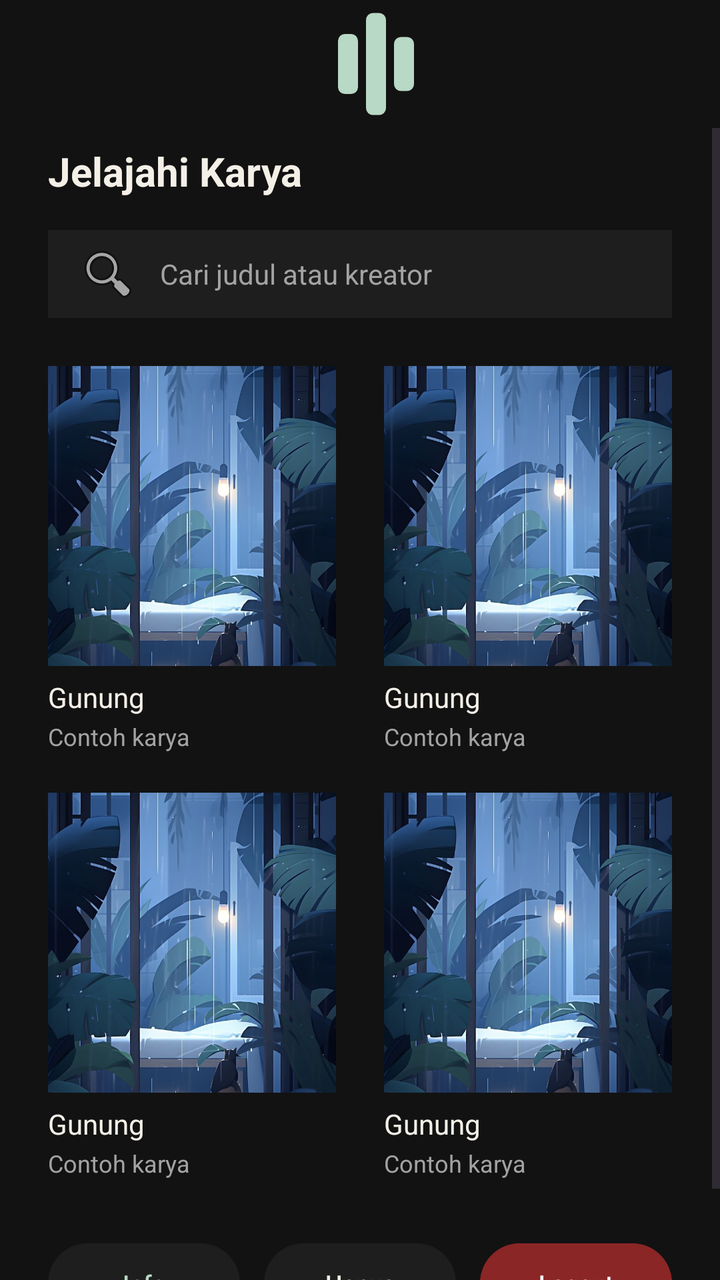
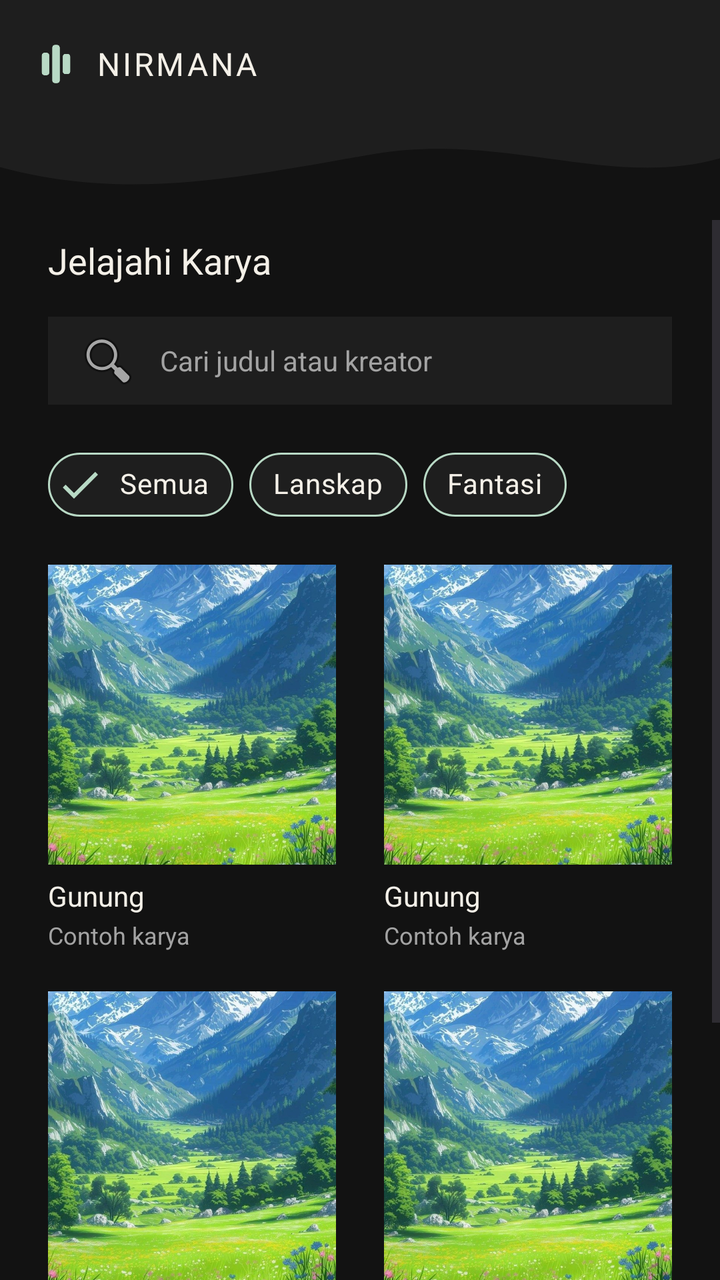

Screens rendered from an Android XML layout before and after an edit, with the pre-edit source and the edit as a unified diff.
<!-- AndroidManifest.xml: application theme Theme.Zaki_Yasri_3TIB -->
<!-- res/layout/fragment_home.xml -->
<?xml version="1.0" encoding="utf-8"?>
<androidx.constraintlayout.widget.ConstraintLayout xmlns:android="http://schemas.android.com/apk/res/android"
    xmlns:app="http://schemas.android.com/apk/res-auto"
    android:layout_width="match_parent"
    android:layout_height="match_parent"
    android:background="@color/nirmana_bg_dark">


    <androidx.appcompat.widget.Toolbar
        android:id="@+id/toolbar"
        android:layout_width="match_parent"
        android:layout_height="?attr/actionBarSize"
        android:background="@color/nirmana_bg_dark"
        app:layout_constraintTop_toTopOf="parent"
        app:logo="@drawable/logo_nirmana_icon"
        app:title="  NIRMANA"
        app:titleTextColor="@color/nirmana_cream" />

    <ScrollView
        android:layout_width="match_parent"
        android:layout_height="0dp"
        android:fillViewport="true"
        app:layout_constraintBottom_toBottomOf="parent"
        app:layout_constraintTop_toBottomOf="@+id/toolbar">

        <androidx.constraintlayout.widget.ConstraintLayout
            android:layout_width="match_parent"
            android:layout_height="wrap_content"
            android:paddingBottom="24dp">


            <TextView
                android:id="@+id/tvWelcome"
                android:layout_width="wrap_content"
                android:layout_height="wrap_content"
                android:layout_marginStart="24dp"
                android:layout_marginTop="8dp"
                android:text="Jelajahi Karya"
                android:textColor="@color/nirmana_cream"
                android:textSize="20sp"
                android:textStyle="bold"
                app:layout_constraintStart_toStartOf="parent"
                app:layout_constraintTop_toTopOf="parent" />


            <EditText
                android:id="@+id/etSearchGaleri"
                android:layout_width="0dp"
                android:layout_height="44dp"
                android:layout_marginHorizontal="24dp"
                android:layout_marginTop="16dp"
                android:background="@color/nirmana_surface_dark"
                android:drawableStart="@android:drawable/ic_menu_search"
                android:drawablePadding="10dp"
                android:hint="Cari judul atau kreator"
                android:inputType="text"
                android:paddingHorizontal="14dp"
                android:textColor="@color/nirmana_cream"
                android:textColorHint="@color/nirmana_gray"
                android:textSize="14sp"
                app:layout_constraintEnd_toEndOf="parent"
                app:layout_constraintStart_toStartOf="parent"
                app:layout_constraintTop_toBottomOf="@+id/tvWelcome" />


            <com.google.android.material.card.MaterialCardView
                android:id="@+id/cardKarya1"
                android:layout_width="0dp"
                android:layout_height="wrap_content"
                android:layout_marginStart="24dp"
                android:layout_marginTop="24dp"
                android:layout_marginEnd="12dp"
                android:clickable="true"
                android:focusable="true"
                app:cardBackgroundColor="@color/nirmana_bg_dark"
                app:cardCornerRadius="0dp"
                app:cardElevation="0dp"
                app:layout_constraintEnd_toStartOf="@+id/cardKarya2"
                app:layout_constraintStart_toStartOf="parent"
                app:layout_constraintTop_toBottomOf="@+id/etSearchGaleri"
                app:strokeWidth="0dp">

                <LinearLayout
                    android:layout_width="match_parent"
                    android:layout_height="wrap_content"
                    android:orientation="vertical">

                    <ImageView
                        android:layout_width="match_parent"
                        android:layout_height="150dp"
                        android:scaleType="centerCrop"
                        app:srcCompat="@drawable/tenang" />

                    <TextView
                        android:layout_width="wrap_content"
                        android:layout_height="wrap_content"
                        android:layout_marginTop="6dp"
                        android:text="Gunung"
                        android:textColor="@color/nirmana_cream"
                        android:textSize="14sp" />

                    <TextView
                        android:layout_width="wrap_content"
                        android:layout_height="wrap_content"
                        android:layout_marginTop="2dp"
                        android:text="Contoh karya"
                        android:textColor="@color/nirmana_gray"
                        android:textSize="12sp" />
                </LinearLayout>
            </com.google.android.material.card.MaterialCardView>

            <com.google.android.material.card.MaterialCardView
                android:id="@+id/cardKarya2"
                android:layout_width="0dp"
                android:layout_height="wrap_content"
                android:layout_marginStart="12dp"
                android:layout_marginTop="24dp"
                android:layout_marginEnd="24dp"
                android:clickable="true"
                android:focusable="true"
                app:cardBackgroundColor="@color/nirmana_bg_dark"
                app:cardCornerRadius="0dp"
                app:cardElevation="0dp"
                app:layout_constraintEnd_toEndOf="parent"
                app:layout_constraintStart_toEndOf="@+id/cardKarya1"
                app:layout_constraintTop_toBottomOf="@+id/etSearchGaleri"
                app:strokeWidth="0dp">

                <LinearLayout
                    android:layout_width="match_parent"
                    android:layout_height="wrap_content"
                    android:orientation="vertical">

                    <ImageView
                        android:layout_width="match_parent"
                        android:layout_height="150dp"
                        android:scaleType="centerCrop"
                        app:srcCompat="@drawable/tenang" />

                    <TextView
                        android:layout_width="wrap_content"
                        android:layout_height="wrap_content"
                        android:layout_marginTop="6dp"
                        android:text="Gunung"
                        android:textColor="@color/nirmana_cream"
                        android:textSize="14sp" />

                    <TextView
                        android:layout_width="wrap_content"
                        android:layout_height="wrap_content"
                        android:layout_marginTop="2dp"
                        android:text="Contoh karya"
                        android:textColor="@color/nirmana_gray"
                        android:textSize="12sp" />
                </LinearLayout>
            </com.google.android.material.card.MaterialCardView>


            <com.google.android.material.card.MaterialCardView
                android:id="@+id/cardKarya3"
                android:layout_width="0dp"
                android:layout_height="wrap_content"
                android:layout_marginStart="24dp"
                android:layout_marginTop="20dp"
                android:layout_marginEnd="12dp"
                android:clickable="true"
                android:focusable="true"
                app:cardBackgroundColor="@color/nirmana_bg_dark"
                app:cardCornerRadius="0dp"
                app:cardElevation="0dp"
                app:layout_constraintEnd_toStartOf="@+id/cardKarya4"
                app:layout_constraintStart_toStartOf="parent"
                app:layout_constraintTop_toBottomOf="@+id/cardKarya1"
                app:strokeWidth="0dp">

                <LinearLayout
                    android:layout_width="match_parent"
                    android:layout_height="wrap_content"
                    android:orientation="vertical">

                    <ImageView
                        android:layout_width="match_parent"
                        android:layout_height="150dp"
                        android:scaleType="centerCrop"
                        app:srcCompat="@drawable/tenang" />

                    <TextView
                        android:layout_width="wrap_content"
                        android:layout_height="wrap_content"
                        android:layout_marginTop="6dp"
                        android:text="Gunung"
                        android:textColor="@color/nirmana_cream"
                        android:textSize="14sp" />

                    <TextView
                        android:layout_width="wrap_content"
                        android:layout_height="wrap_content"
                        android:layout_marginTop="2dp"
                        android:text="Contoh karya"
                        android:textColor="@color/nirmana_gray"
                        android:textSize="12sp" />
                </LinearLayout>
            </com.google.android.material.card.MaterialCardView>

            <com.google.android.material.card.MaterialCardView
                android:id="@+id/cardKarya4"
                android:layout_width="0dp"
                android:layout_height="wrap_content"
                android:layout_marginStart="12dp"
                android:layout_marginTop="20dp"
                android:layout_marginEnd="24dp"
                android:clickable="true"
                android:focusable="true"
                app:cardBackgroundColor="@color/nirmana_bg_dark"
                app:cardCornerRadius="0dp"
                app:cardElevation="0dp"
                app:layout_constraintEnd_toEndOf="parent"
                app:layout_constraintStart_toEndOf="@+id/cardKarya3"
                app:layout_constraintTop_toBottomOf="@+id/cardKarya2"
                app:strokeWidth="0dp">

                <LinearLayout
                    android:layout_width="match_parent"
                    android:layout_height="wrap_content"
                    android:orientation="vertical">

                    <ImageView
                        android:layout_width="match_parent"
                        android:layout_height="150dp"
                        android:scaleType="centerCrop"
                        app:srcCompat="@drawable/tenang" />

                    <TextView
                        android:layout_width="wrap_content"
                        android:layout_height="wrap_content"
                        android:layout_marginTop="6dp"
                        android:text="Gunung"
                        android:textColor="@color/nirmana_cream"
                        android:textSize="14sp" />

                    <TextView
                        android:layout_width="wrap_content"
                        android:layout_height="wrap_content"
                        android:layout_marginTop="2dp"
                        android:text="Contoh karya"
                        android:textColor="@color/nirmana_gray"
                        android:textSize="12sp" />
                </LinearLayout>
            </com.google.android.material.card.MaterialCardView>


            <LinearLayout
                android:layout_width="0dp"
                android:layout_height="wrap_content"
                android:layout_marginHorizontal="24dp"
                android:layout_marginTop="28dp"
                android:gravity="center"
                android:orientation="horizontal"
                app:layout_constraintEnd_toEndOf="parent"
                app:layout_constraintStart_toStartOf="parent"
                app:layout_constraintTop_toBottomOf="@+id/cardKarya3">

                <Button
                    android:id="@+id/btnSnackbar"
                    android:layout_width="0dp"
                    android:layout_height="wrap_content"
                    android:layout_marginEnd="6dp"
                    android:layout_weight="1"
                    android:backgroundTint="@color/nirmana_surface_dark"
                    android:text="Info"
                    android:textColor="@color/nirmana_mint"
                    android:textSize="12sp" />

                <Button
                    android:id="@+id/btnAlert"
                    android:layout_width="0dp"
                    android:layout_height="wrap_content"
                    android:layout_marginHorizontal="6dp"
                    android:layout_weight="1"
                    android:backgroundTint="@color/nirmana_surface_dark"
                    android:text="Hapus"
                    android:textColor="@color/nirmana_cream"
                    android:textSize="12sp" />

                <Button
                    android:id="@+id/btnLogout"
                    android:layout_width="0dp"
                    android:layout_height="wrap_content"
                    android:layout_marginStart="6dp"
                    android:layout_weight="1"
                    android:backgroundTint="#8B2626"
                    android:text="Logout"
                    android:textColor="@color/white"
                    android:textSize="12sp" />
            </LinearLayout>

        </androidx.constraintlayout.widget.ConstraintLayout>
    </ScrollView>

</androidx.constraintlayout.widget.ConstraintLayout>
<!-- resources referenced by this layout -->
<resources>
  <color name="nirmana_bg_dark">#121212</color>
  <color name="nirmana_cream">#F4F0E8</color>
  <color name="nirmana_gray">#A3A3A3</color>
  <color name="nirmana_mint">#B8D9C5</color>
  <color name="nirmana_surface_dark">#1E1E1E</color>
  <color name="white">#FFFFFFFF</color>
  <!-- drawable logo_nirmana_icon (drawable) -->
  <vector xmlns:android="http://schemas.android.com/apk/res/android"
      android:width="512dp"
      android:height="512dp"
      android:viewportWidth="512"
      android:viewportHeight="512">
    <path
        android:pathData="M132,136L156,136A28,28 0,0 1,184 164L184,348A28,28 0,0 1,156 376L132,376A28,28 0,0 1,104 348L104,164A28,28 0,0 1,132 136z"
        android:fillColor="#B8D9C5"/>
    <path
        android:pathData="M244,52L268,52A28,28 0,0 1,296 80L296,432A28,28 0,0 1,268 460L244,460A28,28 0,0 1,216 432L216,80A28,28 0,0 1,244 52z"
        android:fillColor="#B8D9C5"/>
    <path
        android:pathData="M356,148L380,148A28,28 0,0 1,408 176L408,336A28,28 0,0 1,380 364L356,364A28,28 0,0 1,328 336L328,176A28,28 0,0 1,356 148z"
        android:fillColor="#B8D9C5"/>
  </vector>
  <!-- drawable tenang: jpg bitmap (drawable, 94549 bytes) -->
  <style name="Theme.Zaki_Yasri_3TIB" parent="Base.Theme.Zaki_Yasri_3TIB" />
  <style name="Base.Theme.Zaki_Yasri_3TIB" parent="Theme.Material3.DayNight.NoActionBar">
          
          
      </style>
</resources>

<!-- the commit's change to res/layout/fragment_home.xml (unified diff, before → after) -->
@@ -6,29 +6,60 @@
     android:background="@color/nirmana_bg_dark">
 
 
+    <View
+        android:id="@+id/background_header"
+        android:layout_width="0dp"
+        android:layout_height="110dp"
+        android:background="@drawable/bg_header_wave"
+        app:layout_constraintEnd_toEndOf="parent"
+        app:layout_constraintStart_toStartOf="parent"
+        app:layout_constraintTop_toTopOf="parent" />
+
     <androidx.appcompat.widget.Toolbar
         android:id="@+id/toolbar"
         android:layout_width="match_parent"
         android:layout_height="?attr/actionBarSize"
-        android:background="@color/nirmana_bg_dark"
-        app:layout_constraintTop_toTopOf="parent"
-        app:logo="@drawable/logo_nirmana_icon"
-        app:title="  NIRMANA"
-        app:titleTextColor="@color/nirmana_cream" />
+        android:background="@android:color/transparent"
+        android:theme="@style/ThemeOverlay.AppCompat.Dark.ActionBar"
+        app:popupTheme="@style/ThemeOverlay.AppCompat.Light"
+        app:layout_constraintTop_toTopOf="parent">
+
+        <LinearLayout
+            android:layout_width="wrap_content"
+            android:layout_height="match_parent"
+            android:gravity="center_vertical"
+            android:orientation="horizontal">
+
+            <ImageView
+                android:layout_width="24dp"
+                android:layout_height="24dp"
+                android:contentDescription="Logo NIRMANA"
+                app:srcCompat="@drawable/logo_nirmana_icon" />
+
+            <TextView
+                android:layout_width="wrap_content"
+                android:layout_height="wrap_content"
+                android:layout_marginStart="8dp"
+                android:fontFamily="@font/masfuad"
+                android:letterSpacing="0.08"
+                android:text="NIRMANA"
+                android:textColor="@color/nirmana_cream"
+                android:textSize="16sp" />
+        </LinearLayout>
+    </androidx.appcompat.widget.Toolbar>
 
     <ScrollView
         android:layout_width="match_parent"
         android:layout_height="0dp"
         android:fillViewport="true"
         app:layout_constraintBottom_toBottomOf="parent"
-        app:layout_constraintTop_toBottomOf="@+id/toolbar">
+        app:layout_constraintTop_toBottomOf="@+id/background_header">
 
         <androidx.constraintlayout.widget.ConstraintLayout
             android:layout_width="match_parent"
             android:layout_height="wrap_content"
             android:paddingBottom="24dp">
 
-
             <TextView
                 android:id="@+id/tvWelcome"
                 android:layout_width="wrap_content"
@@ -37,11 +68,9 @@
                 android:layout_marginTop="8dp"
                 android:text="Jelajahi Karya"
                 android:textColor="@color/nirmana_cream"
-                android:textSize="20sp"
-                android:textStyle="bold"
+                android:textSize="18sp"
                 app:layout_constraintStart_toStartOf="parent"
                 app:layout_constraintTop_toTopOf="parent" />
-
 
             <EditText
                 android:id="@+id/etSearchGaleri"
@@ -63,12 +92,61 @@
                 app:layout_constraintTop_toBottomOf="@+id/tvWelcome" />
 
 
+            <com.google.android.material.chip.ChipGroup
+                android:id="@+id/chipGroupFilter"
+                android:layout_width="wrap_content"
+                android:layout_height="wrap_content"
+                android:layout_marginStart="24dp"
+                android:layout_marginTop="16dp"
+                app:singleSelection="true"
+                app:layout_constraintStart_toStartOf="parent"
+                app:layout_constraintTop_toBottomOf="@+id/etSearchGaleri">
+
+                <com.google.android.material.chip.Chip
+                    android:id="@+id/chipSemua"
+                    style="@style/Widget.MaterialComponents.Chip.Filter"
+                    android:layout_width="wrap_content"
+                    android:layout_height="wrap_content"
+                    android:checked="true"
+                    android:text="Semua"
+                    android:textColor="@color/nirmana_cream"
+                    app:checkedIconTint="@color/nirmana_mint"
+                    app:chipBackgroundColor="@color/nirmana_surface_dark"
+                    app:chipStrokeColor="@color/nirmana_mint"
+                    app:chipStrokeWidth="1dp" />
+
+                <com.google.android.material.chip.Chip
+                    android:id="@+id/chipLanskap"
+                    style="@style/Widget.MaterialComponents.Chip.Filter"
+                    android:layout_width="wrap_content"
+                    android:layout_height="wrap_content"
+                    android:text="Lanskap"
+                    android:textColor="@color/nirmana_cream"
+                    app:checkedIconTint="@color/nirmana_mint"
+                    app:chipBackgroundColor="@color/nirmana_surface_dark"
+                    app:chipStrokeColor="@color/nirmana_mint"
+                    app:chipStrokeWidth="1dp" />
+
+                <com.google.android.material.chip.Chip
+                    android:id="@+id/chipFantasi"
+                    style="@style/Widget.MaterialComponents.Chip.Filter"
+                    android:layout_width="wrap_content"
+                    android:layout_height="wrap_content"
+                    android:text="Fantasi"
+                    android:textColor="@color/nirmana_cream"
+                    app:checkedIconTint="@color/nirmana_mint"
+                    app:chipBackgroundColor="@color/nirmana_surface_dark"
+                    app:chipStrokeColor="@color/nirmana_mint"
+                    app:chipStrokeWidth="1dp" />
+
+            </com.google.android.material.chip.ChipGroup>
+
             <com.google.android.material.card.MaterialCardView
                 android:id="@+id/cardKarya1"
                 android:layout_width="0dp"
                 android:layout_height="wrap_content"
                 android:layout_marginStart="24dp"
-                android:layout_marginTop="24dp"
+                android:layout_marginTop="16dp"
                 android:layout_marginEnd="12dp"
                 android:clickable="true"
                 android:focusable="true"
@@ -77,7 +155,7 @@
                 app:cardElevation="0dp"
                 app:layout_constraintEnd_toStartOf="@+id/cardKarya2"
                 app:layout_constraintStart_toStartOf="parent"
-                app:layout_constraintTop_toBottomOf="@+id/etSearchGaleri"
+                app:layout_constraintTop_toBottomOf="@+id/chipGroupFilter"
                 app:strokeWidth="0dp">
 
                 <LinearLayout
@@ -88,8 +166,9 @@
                     <ImageView
                         android:layout_width="match_parent"
                         android:layout_height="150dp"
+                        android:contentDescription="Karya Gunung"
                         android:scaleType="centerCrop"
-                        app:srcCompat="@drawable/tenang" />
+                        app:srcCompat="@drawable/gunung" />
 
                     <TextView
                         android:layout_width="wrap_content"
@@ -114,7 +193,7 @@
                 android:layout_width="0dp"
                 android:layout_height="wrap_content"
                 android:layout_marginStart="12dp"
-                android:layout_marginTop="24dp"
+                android:layout_marginTop="16dp"
                 android:layout_marginEnd="24dp"
                 android:clickable="true"
                 android:focusable="true"
@@ -123,7 +202,7 @@
                 app:cardElevation="0dp"
                 app:layout_constraintEnd_toEndOf="parent"
                 app:layout_constraintStart_toEndOf="@+id/cardKarya1"
-                app:layout_constraintTop_toBottomOf="@+id/etSearchGaleri"
+                app:layout_constraintTop_toBottomOf="@+id/chipGroupFilter"
                 app:strokeWidth="0dp">
 
                 <LinearLayout
@@ -134,8 +213,9 @@
                     <ImageView
                         android:layout_width="match_parent"
                         android:layout_height="150dp"
+                        android:contentDescription="Karya Gunung"
                         android:scaleType="centerCrop"
-                        app:srcCompat="@drawable/tenang" />
+                        app:srcCompat="@drawable/gunung" />
 
                     <TextView
                         android:layout_width="wrap_content"
@@ -154,7 +234,6 @@
                         android:textSize="12sp" />
                 </LinearLayout>
             </com.google.android.material.card.MaterialCardView>
-
 
             <com.google.android.material.card.MaterialCardView
                 android:id="@+id/cardKarya3"
@@ -181,8 +260,9 @@
                     <ImageView
                         android:layout_width="match_parent"
                         android:layout_height="150dp"
+                        android:contentDescription="Karya Gunung"
                         android:scaleType="centerCrop"
-                        app:srcCompat="@drawable/tenang" />
+                        app:srcCompat="@drawable/gunung" />
 
                     <TextView
                         android:layout_width="wrap_content"
@@ -227,8 +307,9 @@
                     <ImageView
                         android:layout_width="match_parent"
                         android:layout_height="150dp"
+                        android:contentDescription="Karya Gunung"
                         android:scaleType="centerCrop"
-                        app:srcCompat="@drawable/tenang" />
+                        app:srcCompat="@drawable/gunung" />
 
                     <TextView
                         android:layout_width="wrap_content"
@@ -248,51 +329,110 @@
                 </LinearLayout>
             </com.google.android.material.card.MaterialCardView>
 
-
-            <LinearLayout
-                android:layout_width="0dp"
-                android:layout_height="wrap_content"
-                android:layout_marginHorizontal="24dp"
+            <TextView
+                android:id="@+id/tvKategori"
+                android:layout_width="wrap_content"
+                android:layout_height="wrap_content"
+                android:layout_marginStart="24dp"
                 android:layout_marginTop="28dp"
-                android:gravity="center"
-                android:orientation="horizontal"
+                android:text="Kategori Pilihan"
+                android:textColor="@color/nirmana_cream"
+                android:textSize="16sp"
+                app:layout_constraintStart_toStartOf="parent"
+                app:layout_constraintTop_toBottomOf="@+id/cardKarya3" />
+
+            <androidx.gridlayout.widget.GridLayout
+                android:id="@+id/gridMenu"
+                android:layout_width="0dp"
+                android:layout_height="wrap_content"
+                android:layout_marginHorizontal="12dp"
+                android:layout_marginTop="4dp"
+                android:padding="12dp"
+                app:columnCount="3"
+                app:useDefaultMargins="true"
                 app:layout_constraintEnd_toEndOf="parent"
                 app:layout_constraintStart_toStartOf="parent"
-                app:layout_constraintTop_toBottomOf="@+id/cardKarya3">
-
-                <Button
-                    android:id="@+id/btnSnackbar"
-                    android:layout_width="0dp"
-                    android:layout_height="wrap_content"
-                    android:layout_marginEnd="6dp"
-                    android:layout_weight="1"
-                    android:backgroundTint="@color/nirmana_surface_dark"
-                    android:text="Info"
-                    android:textColor="@color/nirmana_mint"
-                    android:textSize="12sp" />
-
-                <Button
-                    android:id="@+id/btnAlert"
-                    android:layout_width="0dp"
-                    android:layout_height="wrap_content"
-                    android:layout_marginHorizontal="6dp"
-                    android:layout_weight="1"
-                    android:backgroundTint="@color/nirmana_surface_dark"
-                    android:text="Hapus"
-                    android:textColor="@color/nirmana_cream"
-                    android:textSize="12sp" />
-
-                <Button
-                    android:id="@+id/btnLogout"
-                    android:layout_width="0dp"
-                    android:layout_height="wrap_content"
-                    android:layout_marginStart="6dp"
-                    android:layout_weight="1"
-                    android:backgroundTint="#8B2626"
-                    android:text="Logout"
-                    android:textColor="@color/white"
-                    android:textSize="12sp" />
-            </LinearLayout>
+                app:layout_constraintTop_toBottomOf="@+id/tvKategori">
+
+                <com.google.android.material.button.MaterialButton
+                    android:id="@+id/btnKat1"
+                    android:layout_width="0dp"
+                    android:layout_height="wrap_content"
+                    android:text="Dwimatra"
+                    android:textAllCaps="false"
+                    android:textColor="@color/nirmana_mint"
+                    android:textSize="12sp"
+                    app:backgroundTint="@color/nirmana_surface_dark"
+                    app:cornerRadius="12dp"
+                    app:layout_columnWeight="1"
+                    app:layout_gravity="fill_horizontal" />
+
+                <com.google.android.material.button.MaterialButton
+                    android:id="@+id/btnKat2"
+                    android:layout_width="0dp"
+                    android:layout_height="wrap_content"
+                    android:text="Trimatra"
+                    android:textAllCaps="false"
+                    android:textColor="@color/nirmana_mint"
+                    android:textSize="12sp"
+                    app:backgroundTint="@color/nirmana_surface_dark"
+                    app:cornerRadius="12dp"
+                    app:layout_columnWeight="1"
+                    app:layout_gravity="fill_horizontal" />
+
+                <com.google.android.material.button.MaterialButton
+                    android:id="@+id/btnKat3"
+                    android:layout_width="0dp"
+                    android:layout_height="wrap_content"
+                    android:text="Lanskap"
+                    android:textAllCaps="false"
+                    android:textColor="@color/nirmana_mint"
+                    android:textSize="12sp"
+                    app:backgroundTint="@color/nirmana_surface_dark"
+                    app:cornerRadius="12dp"
+                    app:layout_columnWeight="1"
+                    app:layout_gravity="fill_horizontal" />
+
+                <com.google.android.material.button.MaterialButton
+                    android:id="@+id/btnKat4"
+                    android:layout_width="0dp"
+                    android:layout_height="wrap_content"
+                    android:text="Kaca Patri"
+                    android:textAllCaps="false"
+                    android:textColor="@color/nirmana_mint"
+                    android:textSize="12sp"
+                    app:backgroundTint="@color/nirmana_surface_dark"
+                    app:cornerRadius="12dp"
+                    app:layout_columnWeight="1"
+                    app:layout_gravity="fill_horizontal" />
+
+                <com.google.android.material.button.MaterialButton
+                    android:id="@+id/btnKat5"
+                    android:layout_width="0dp"
+                    android:layout_height="wrap_content"
+                    android:text="Fantasi"
+                    android:textAllCaps="false"
+                    android:textColor="@color/nirmana_mint"
+                    android:textSize="12sp"
+                    app:backgroundTint="@color/nirmana_surface_dark"
+                    app:cornerRadius="12dp"
+                    app:layout_columnWeight="1"
+                    app:layout_gravity="fill_horizontal" />
+
+                <com.google.android.material.button.MaterialButton
+                    android:id="@+id/btnKat6"
+                    android:layout_width="0dp"
+                    android:layout_height="wrap_content"
+                    android:text="Karakter"
+                    android:textAllCaps="false"
+                    android:textColor="@color/nirmana_mint"
+                    android:textSize="12sp"
+                    app:backgroundTint="@color/nirmana_surface_dark"
+                    app:cornerRadius="12dp"
+                    app:layout_columnWeight="1"
+                    app:layout_gravity="fill_horizontal" />
+
+            </androidx.gridlayout.widget.GridLayout>
 
         </androidx.constraintlayout.widget.ConstraintLayout>
     </ScrollView>
<!-- resource entries referenced after the edit -->
@@ -5,7 +5,19 @@
   <color name="nirmana_gray">#A3A3A3</color>
   <color name="nirmana_mint">#B8D9C5</color>
   <color name="nirmana_surface_dark">#1E1E1E</color>
-  <color name="white">#FFFFFFFF</color>
+  <!-- drawable bg_header_wave (drawable) -->
+  <?xml version="1.0" encoding="utf-8"?>
+  <vector xmlns:android="http://schemas.android.com/apk/res/android"
+      android:width="100dp"
+      android:height="100dp"
+      android:viewportWidth="100"
+      android:viewportHeight="100">
+  
+      <path
+          android:fillColor="@color/nirmana_surface_dark"
+          android:pathData="M0,0 L100,0 L100,72 C85,86 70,60 52,70 C34,80 18,92 0,76 Z" />
+  </vector>
+  <!-- drawable gunung: jpg bitmap (drawable, 230025 bytes) -->
   <!-- drawable logo_nirmana_icon (drawable) -->
   <vector xmlns:android="http://schemas.android.com/apk/res/android"
       android:width="512dp"
@@ -22,7 +34,6 @@
         android:pathData="M356,148L380,148A28,28 0,0 1,408 176L408,336A28,28 0,0 1,380 364L356,364A28,28 0,0 1,328 336L328,176A28,28 0,0 1,356 148z"
         android:fillColor="#B8D9C5"/>
   </vector>
-  <!-- drawable tenang: jpg bitmap (drawable, 94549 bytes) -->
   <style name="Theme.Zaki_Yasri_3TIB" parent="Base.Theme.Zaki_Yasri_3TIB" />
   <style name="Base.Theme.Zaki_Yasri_3TIB" parent="Theme.Material3.DayNight.NoActionBar">
           
